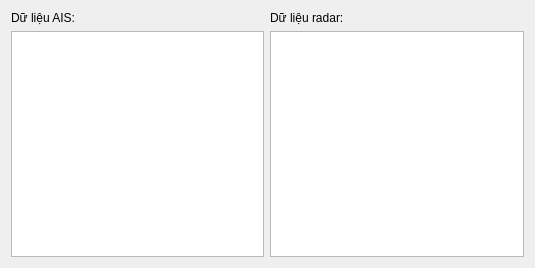
Before: the Qt Designer form QT_Peter/dialogaisinfo.ui in kimphg/LT_peter, drawn with Qt 5.
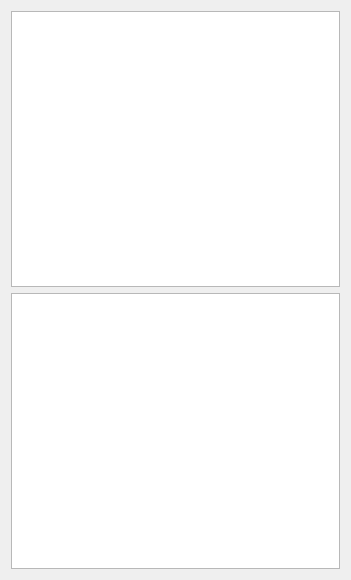
After: the same form once the commit is applied.

The edit to the form file:
```diff
--- a/QT_Peter/dialogaisinfo.ui
+++ b/QT_Peter/dialogaisinfo.ui
@@ -6,12 +6,12 @@
    <rect>
     <x>0</x>
     <y>0</y>
-    <width>535</width>
-    <height>268</height>
+    <width>351</width>
+    <height>580</height>
    </rect>
   </property>
   <property name="sizePolicy">
-   <sizepolicy hsizetype="Preferred" vsizetype="Expanding">
+   <sizepolicy hsizetype="Fixed" vsizetype="Expanding">
     <horstretch>0</horstretch>
     <verstretch>0</verstretch>
    </sizepolicy>
@@ -20,39 +20,25 @@
    <string>Thông tin AIS</string>
   </property>
   <layout class="QGridLayout" name="gridLayout">
-   <item row="2" column="1">
-    <widget class="QTextBrowser" name="textBrowser_2">
-     <property name="html">
-      <string>&lt;!DOCTYPE HTML PUBLIC &quot;-//W3C//DTD HTML 4.0//EN&quot; &quot;http://www.w3.org/TR/REC-html40/strict.dtd&quot;&gt;
-&lt;html&gt;&lt;head&gt;&lt;meta name=&quot;qrichtext&quot; content=&quot;1&quot; /&gt;&lt;style type=&quot;text/css&quot;&gt;
-p, li { white-space: pre-wrap; }
-&lt;/style&gt;&lt;/head&gt;&lt;body style=&quot; font-family:'MS Shell Dlg 2'; font-size:8.25pt; font-weight:400; font-style:normal;&quot;&gt;
-&lt;p style=&quot;-qt-paragraph-type:empty; margin-top:0px; margin-bottom:0px; margin-left:0px; margin-right:0px; -qt-block-indent:0; text-indent:0px;&quot;&gt;&lt;br /&gt;&lt;/p&gt;&lt;/body&gt;&lt;/html&gt;</string>
-     </property>
-    </widget>
-   </item>
-   <item row="2" column="0">
-    <widget class="QTextBrowser" name="textBrowser">
-     <property name="html">
-      <string>&lt;!DOCTYPE HTML PUBLIC &quot;-//W3C//DTD HTML 4.0//EN&quot; &quot;http://www.w3.org/TR/REC-html40/strict.dtd&quot;&gt;
-&lt;html&gt;&lt;head&gt;&lt;meta name=&quot;qrichtext&quot; content=&quot;1&quot; /&gt;&lt;style type=&quot;text/css&quot;&gt;
-p, li { white-space: pre-wrap; }
-&lt;/style&gt;&lt;/head&gt;&lt;body style=&quot; font-family:'MS Shell Dlg 2'; font-size:8.25pt; font-weight:400; font-style:normal;&quot;&gt;
-&lt;p style=&quot;-qt-paragraph-type:empty; margin-top:0px; margin-bottom:0px; margin-left:0px; margin-right:0px; -qt-block-indent:0; text-indent:0px;&quot;&gt;&lt;br /&gt;&lt;/p&gt;&lt;/body&gt;&lt;/html&gt;</string>
-     </property>
-    </widget>
-   </item>
    <item row="1" column="0">
-    <widget class="QLabel" name="label">
-     <property name="text">
-      <string>Dữ liệu AIS:</string>
+    <widget class="QTextBrowser" name="textBrowser">
+     <property name="html">
+      <string>&lt;!DOCTYPE HTML PUBLIC &quot;-//W3C//DTD HTML 4.0//EN&quot; &quot;http://www.w3.org/TR/REC-html40/strict.dtd&quot;&gt;
+&lt;html&gt;&lt;head&gt;&lt;meta name=&quot;qrichtext&quot; content=&quot;1&quot; /&gt;&lt;style type=&quot;text/css&quot;&gt;
+p, li { white-space: pre-wrap; }
+&lt;/style&gt;&lt;/head&gt;&lt;body style=&quot; font-family:'MS Shell Dlg 2'; font-size:8.25pt; font-weight:400; font-style:normal;&quot;&gt;
+&lt;p style=&quot;-qt-paragraph-type:empty; margin-top:0px; margin-bottom:0px; margin-left:0px; margin-right:0px; -qt-block-indent:0; text-indent:0px;&quot;&gt;&lt;br /&gt;&lt;/p&gt;&lt;/body&gt;&lt;/html&gt;</string>
      </property>
     </widget>
    </item>
-   <item row="1" column="1">
-    <widget class="QLabel" name="label_2">
-     <property name="text">
-      <string>Dữ liệu radar:</string>
+   <item row="2" column="0">
+    <widget class="QTextBrowser" name="textBrowser_2">
+     <property name="html">
+      <string>&lt;!DOCTYPE HTML PUBLIC &quot;-//W3C//DTD HTML 4.0//EN&quot; &quot;http://www.w3.org/TR/REC-html40/strict.dtd&quot;&gt;
+&lt;html&gt;&lt;head&gt;&lt;meta name=&quot;qrichtext&quot; content=&quot;1&quot; /&gt;&lt;style type=&quot;text/css&quot;&gt;
+p, li { white-space: pre-wrap; }
+&lt;/style&gt;&lt;/head&gt;&lt;body style=&quot; font-family:'MS Shell Dlg 2'; font-size:8.25pt; font-weight:400; font-style:normal;&quot;&gt;
+&lt;p style=&quot;-qt-paragraph-type:empty; margin-top:0px; margin-bottom:0px; margin-left:0px; margin-right:0px; -qt-block-indent:0; text-indent:0px;&quot;&gt;&lt;br /&gt;&lt;/p&gt;&lt;/body&gt;&lt;/html&gt;</string>
      </property>
     </widget>
    </item>
```
